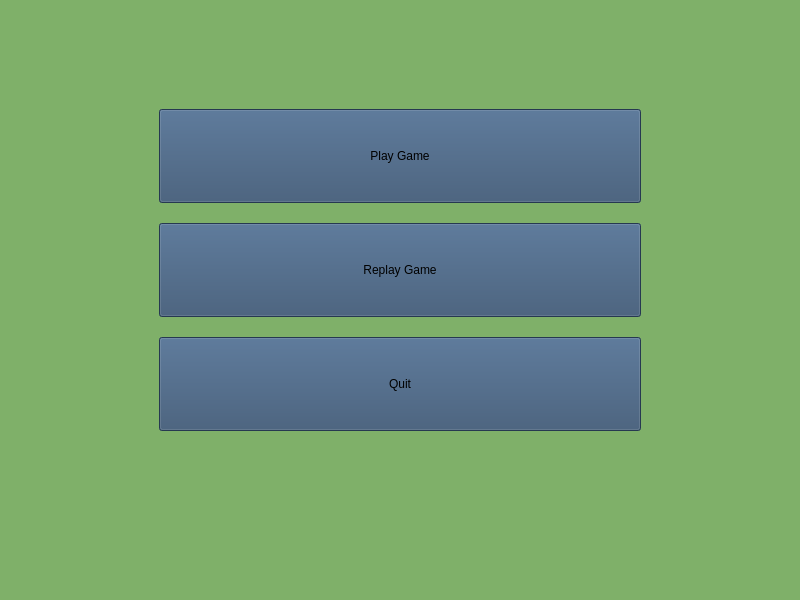
imiskii/VUT-FIT-ICP-Pacman, file src/View/mainwindow.ui: the form before one commit.
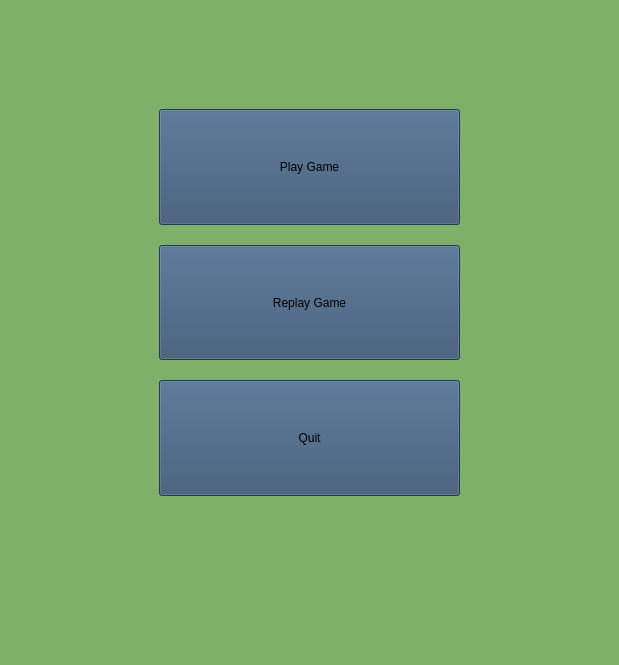
The form after the commit.

```diff
--- a/src/View/mainwindow.ui
+++ b/src/View/mainwindow.ui
@@ -6,8 +6,8 @@
    <rect>
     <x>0</x>
     <y>0</y>
-    <width>800</width>
-    <height>600</height>
+    <width>619</width>
+    <height>665</height>
    </rect>
   </property>
   <property name="windowTitle">
```
